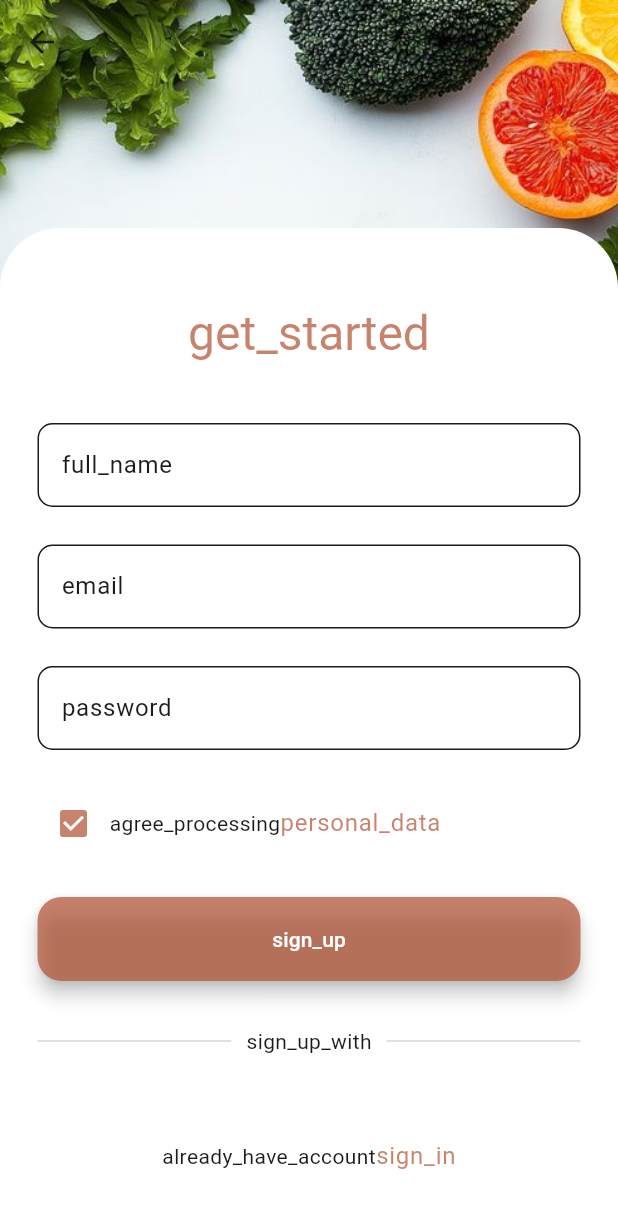
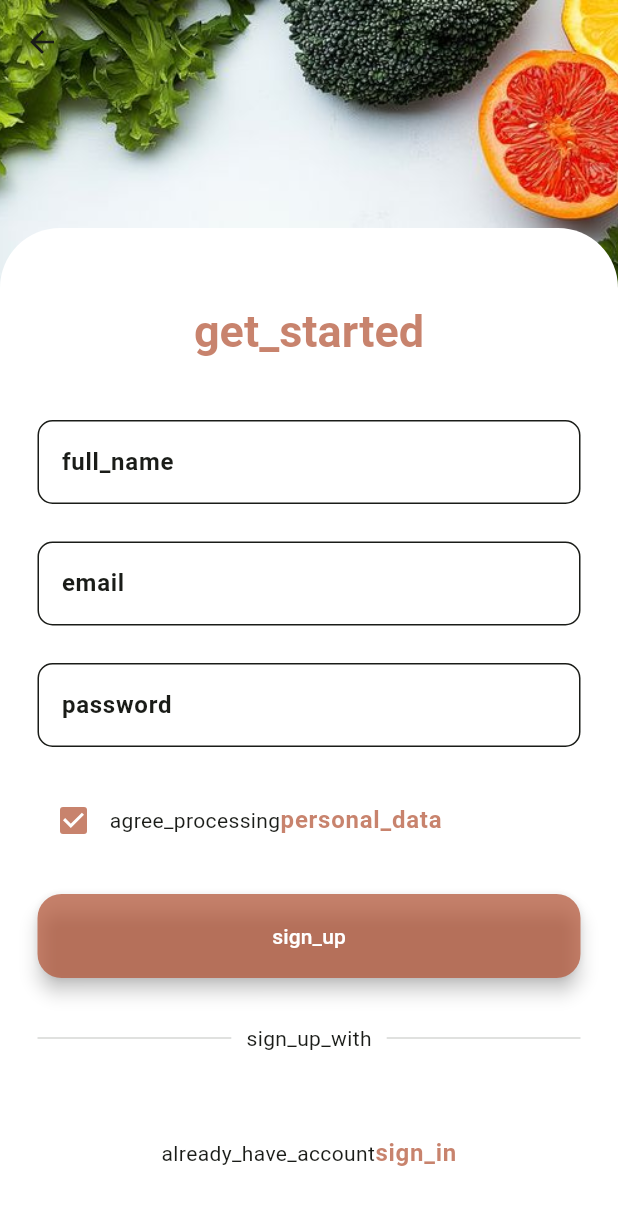
Before and after one commit to yousraamr/fedis-mockup-app, a Flutter app: the SignUpScreen screen opened directly, on a phone screen of 412 x 824 dp. Shown: the top 1208 px of the screen. Run offline on Flutter 3.47's test engine with Material 3 defaults, Android fonts, the phone set to English and light mode, and no system bars; our stand-ins replace easy_localization, icons_plus.

Commit message:
Update: Add text theme

```diff
--- a/lib/themes/theme.dart
+++ b/lib/themes/theme.dart
@@ -39,18 +39,33 @@ ThemeData lightMode = ThemeData(
   elevatedButtonTheme: ElevatedButtonThemeData(
     style: ButtonStyle(
       backgroundColor: MaterialStateProperty.all<Color>(
-        lightColorScheme.primary, // Slightly darker shade for the button
+        lightColorScheme.primary,
       ),
-      foregroundColor:
-      MaterialStateProperty.all<Color>(Colors.white), // text color
-      elevation: MaterialStateProperty.all<double>(5.0), // shadow
+      foregroundColor: MaterialStateProperty.all<Color>(Colors.white),
+      elevation: MaterialStateProperty.all<double>(5.0),
       padding: MaterialStateProperty.all<EdgeInsets>(
-          const EdgeInsets.symmetric(horizontal: 20, vertical: 18)),
+        const EdgeInsets.symmetric(horizontal: 20, vertical: 18),
+      ),
       shape: MaterialStateProperty.all<RoundedRectangleBorder>(
         RoundedRectangleBorder(
-          borderRadius: BorderRadius.circular(16), // Adjust as needed
+          borderRadius: BorderRadius.circular(16),
         ),
       ),
+    ),
+  ),
+  textTheme: TextTheme(
+    headlineLarge: TextStyle(
+      fontWeight: FontWeight.bold,
+      color: lightColorScheme.primary,
+      fontSize: 30.0,
+    ),
+    bodyLarge: TextStyle(
+      fontWeight: FontWeight.bold,
+      color: lightColorScheme.onBackground,
+    ),
+    bodyMedium: TextStyle(
+      fontWeight: FontWeight.normal,
+      color: lightColorScheme.onBackground,
     ),
   ),
 );
@@ -59,4 +74,20 @@ ThemeData darkMode = ThemeData(
   useMaterial3: true,
   brightness: Brightness.dark,
   colorScheme: darkColorScheme,
+
+  textTheme: TextTheme(
+    headlineLarge: TextStyle(
+      fontWeight: FontWeight.bold,
+      color: darkColorScheme.primary,
+      fontSize: 30.0,
+    ),
+    bodyLarge: TextStyle(
+      fontWeight: FontWeight.bold,
+      color: darkColorScheme.onBackground,
+    ),
+    bodyMedium: TextStyle(
+      fontWeight: FontWeight.normal,
+      color: darkColorScheme.onBackground,
+    ),
+  ),
 );
```
